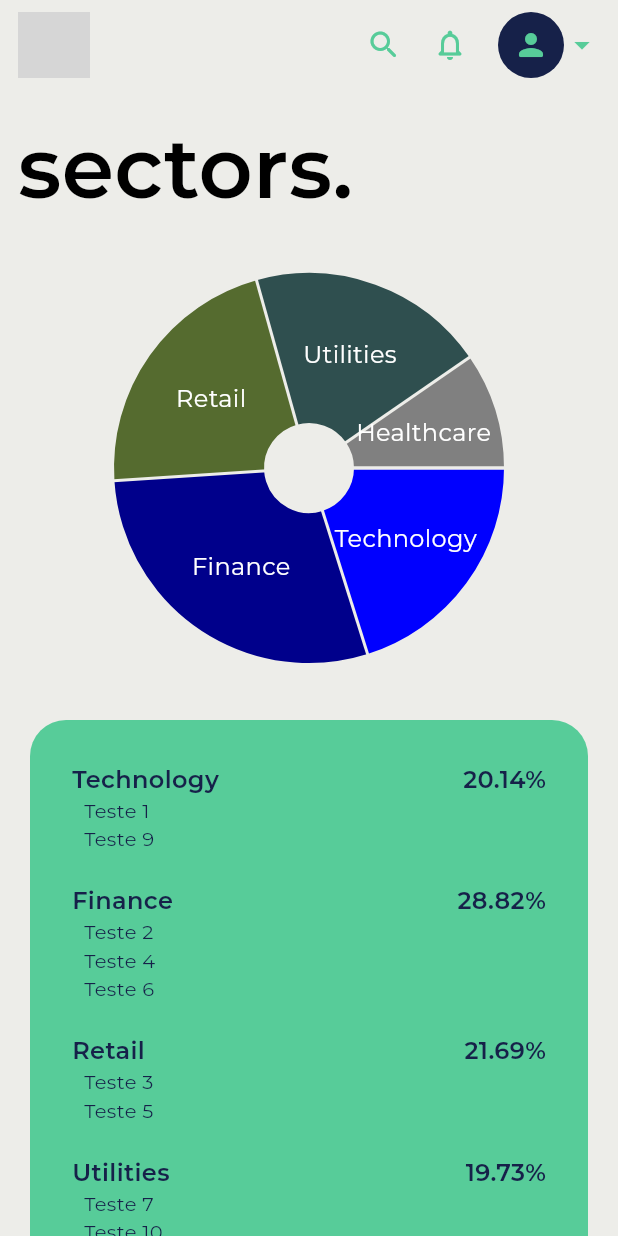
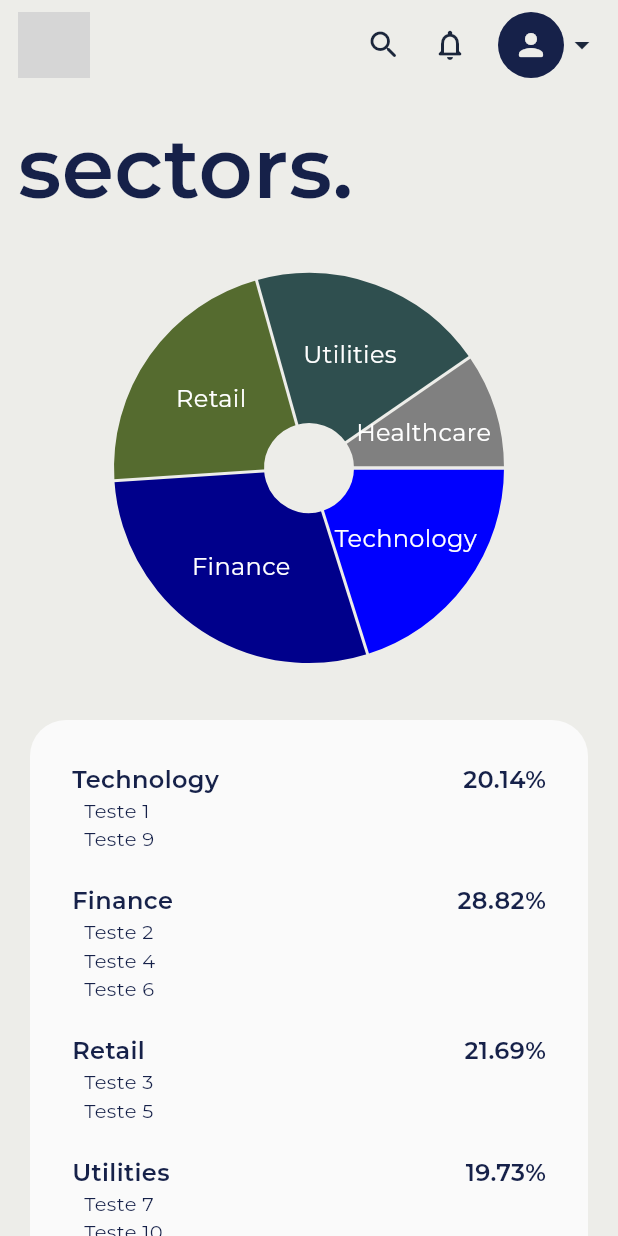
Before and after one commit to leobuldrini/easyFinance, a Flutter app: the SectorPage screen opened directly, on a phone screen of 412 x 824 dp. Run offline on Flutter 3.47's test engine with Material 3 defaults, Android fonts, the phone set to English and light mode, and no system bars; drawn by our look-alikes of fl_chart; our stand-ins replace equatable, google_fonts, hooks_riverpod, lottie, rive; network calls fail; grey boxes are pictures that could not be loaded.

Commit message:
fixed theme colors

```diff
--- a/lib/main.dart
+++ b/lib/main.dart
@@ -3,6 +3,7 @@
 import 'package:hooks_riverpod/hooks_riverpod.dart';
 
 import 'misc/theme.dart';
+import 'package:intl/date_symbol_data_local.dart';
 
 void main() {
   runApp(const ProviderScope(child: MyApp()));
@@ -14,6 +15,7 @@
   // This widget is the root of your application.
   @override
   Widget build(BuildContext context) {
+    initializeDateFormatting('pt_BR', null);
     return MaterialApp(
       title: 'EasyFinance - Finanças Pessoais',
       theme: lightTheme,
--- a/lib/misc/theme.dart
+++ b/lib/misc/theme.dart
@@ -9,11 +9,12 @@ final lightTheme = ThemeData(
         background: Color(0xffedede9),
         onPrimary: Color(0xff162149),
         onSecondary: Color(0xff2A0834),
-        onBackground: Color(0xff22577a),
-        onTertiary: Color(0xff181818),
+        onBackground: Color(0xff1b263b),
+        onTertiary: Color(0xffc7f9cc),
         outline: Color(0xff1b263b),
-        error: Color(0xffbc4749),
-        surface: Color(0xFF17203A)),
+        error: Color(0xffec676a),
+        surface: Color(0xFFFAFAFA),
+        onSurface: Color(0xff162149),),
     fontFamily: 'Montserrat',
     elevatedButtonTheme: ElevatedButtonThemeData(
       style: ElevatedButton.styleFrom(
@@ -29,17 +30,18 @@ final lightTheme = ThemeData(
 final darkTheme = ThemeData(
   brightness: Brightness.dark,
   colorScheme: const ColorScheme.dark(
-      primary: Color(0xffe3e3e3),
+      primary: Color(0xff57cc99),
       secondary: Color(0xff80ed99),
       tertiary: Color(0xffc7f9cc),
       background: Colors.black,
-      onPrimary: Color(0xff162149),
+      onPrimary: Color(0xff9ca7fc),
       onSecondary: Color(0xff2A0834),
-      onBackground: Color(0xff22577a),
-      onTertiary: Color(0xff181818),
+      onBackground: Color(0xfffafafa),
+      onTertiary: Color(0xff316b3d),
       outline: Color(0xff1b263b),
       error: Color(0xffbc4749),
-      surface: Color(0xFF17203A)),
+      surface: Color(0xff181818),
+      onSurface: Color(0xfffafafa)),
   fontFamily: 'Montserrat',
   elevatedButtonTheme: ElevatedButtonThemeData(
     style: ElevatedButton.styleFrom(
--- a/lib/screens/dashboard.dart
+++ b/lib/screens/dashboard.dart
@@ -65,10 +65,7 @@ class DashboardPage extends ConsumerWidget {
                                     return Container(
                                       margin: const EdgeInsets.only(bottom: 10),
                                       child: RecentTransactionTile(
-                                        title: transactions[index].title,
-                                        subtitle: transactions[index].sector,
-                                        amount: transactions[index].amount,
-                                        date: transactions[index].date,
+                                        transaction: transactions[index],
                                       ),
                                     );
                                   },
--- a/lib/screens/home.dart
+++ b/lib/screens/home.dart
@@ -3,6 +3,7 @@ import 'package:easyFinance/core/providers/login_controller_provider.dart';
 import 'package:easyFinance/core/states/login_states.dart';
 import 'package:easyFinance/screens/dashboard.dart';
 import 'package:easyFinance/screens/login_page.dart';
+import 'package:easyFinance/screens/monthly_report_view.dart';
 import 'package:easyFinance/screens/sector_view.dart';
 import 'package:easyFinance/widgets/nav_bar.dart';
 import 'package:flutter/material.dart';
@@ -16,15 +17,16 @@ class Home extends ConsumerWidget {
     final screens = [
       const DashboardPage(),
       const SectorPage(),
+      const MonthlyReportScreen(),
     ];
     int currentPage = ref.watch(currentPageProvider);
     final loginState = ref.watch(loginControllerProvider);
     return Scaffold(
-      body: loginState is LoginStateSuccess ? IndexedStack(
+      body: loginState is LoginState ? IndexedStack(
         index: currentPage,
         children: screens,
       ) : const LoginScreen(),
-      bottomNavigationBar: loginState is LoginStateSuccess ? const NavBar() : null,
+      bottomNavigationBar: loginState is LoginState ? const NavBar() : null,
     );
   }
 }
--- a/lib/screens/sector_view.dart
+++ b/lib/screens/sector_view.dart
@@ -107,7 +107,7 @@ class _SectorPageState extends State<SectorPage> {
     return Scaffold(
       backgroundColor: Theme.of(context).colorScheme.background,
       body: SafeArea(
-        child: Container(
+        child: Padding(
           padding: const EdgeInsets.fromLTRB(12, 8, 12, 0),
           child: Column(
             crossAxisAlignment: CrossAxisAlignment.center,
@@ -182,14 +182,14 @@ class TransactionsPerSection extends StatelessWidget {
               sector,
               style: GoogleFonts.getFont(
                 'Montserrat',
-                textStyle: TextStyle(fontSize: 16, fontWeight: FontWeight.w600, color: Theme.of(context).colorScheme.onPrimary),
+                textStyle: TextStyle(fontSize: 16, fontWeight: FontWeight.w600, color: Theme.of(context).colorScheme.onSurface),
               ),
             ),
             Text(
               '${sectors[sector]['percentage']}%',
               style: GoogleFonts.getFont(
                 'Montserrat',
-                textStyle: TextStyle(fontSize: 16, fontWeight: FontWeight.w600, color: Theme.of(context).colorScheme.onPrimary),
+                textStyle: TextStyle(fontSize: 16, fontWeight: FontWeight.w600, color: Theme.of(context).colorScheme.onSurface),
               ),
             ),
           ],
@@ -204,7 +204,7 @@ class TransactionsPerSection extends StatelessWidget {
               transaction.title,
               style: GoogleFonts.getFont(
                 'Montserrat',
-                textStyle: TextStyle(fontSize: 13, color: Theme.of(context).colorScheme.onPrimary),
+                textStyle: TextStyle(fontSize: 13, color: Theme.of(context).colorScheme.onSurface),
               ),
               textAlign: TextAlign.start,
             ),
@@ -218,7 +218,7 @@ class TransactionsPerSection extends StatelessWidget {
       padding: const EdgeInsets.all(28),
       margin: const EdgeInsets.all(8),
       decoration: BoxDecoration(
-        color: Theme.of(context).colorScheme.primary,
+        color: Theme.of(context).colorScheme.surface,
         borderRadius: BorderRadius.circular(24),
       ),
       child: Column(
--- a/lib/widgets/user_header.dart
+++ b/lib/widgets/user_header.dart
@@ -24,13 +24,13 @@ class _UserHeaderState extends State<UserHeader> {
             Icon(
               Icons.search_rounded,
               size: 24,
-              color: Theme.of(context).colorScheme.primary,
+              color: Theme.of(context).colorScheme.onBackground,
             ),
             const SizedBox(width: 20),
             Icon(
               Icons.notifications_none_rounded,
               size: 24,
-              color: Theme.of(context).colorScheme.primary,
+              color: Theme.of(context).colorScheme.onBackground,
             ),
             const SizedBox(width: 20),
             GestureDetector(
@@ -48,13 +48,13 @@ class _UserHeaderState extends State<UserHeader> {
                     child: Icon(
                       Icons.person_rounded,
                       size: 24,
-                      color: Theme.of(context).colorScheme.primary,
+                      color: Theme.of(context).colorScheme.background,
                     ),
                   ),
                   Icon(
                     Icons.arrow_drop_down,
                     size: 24,
-                    color: Theme.of(context).colorScheme.primary,
+                    color: Theme.of(context).colorScheme.onBackground,
                   ),
                 ],
               ),
```
Also changed, not shown: lib/screens/monthly_report_view.dart (+50 -0 lines), lib/widgets/nav_bar.dart (+9 -9 lines), lib/widgets/recent_transaction.dart (+14 -18 lines).
